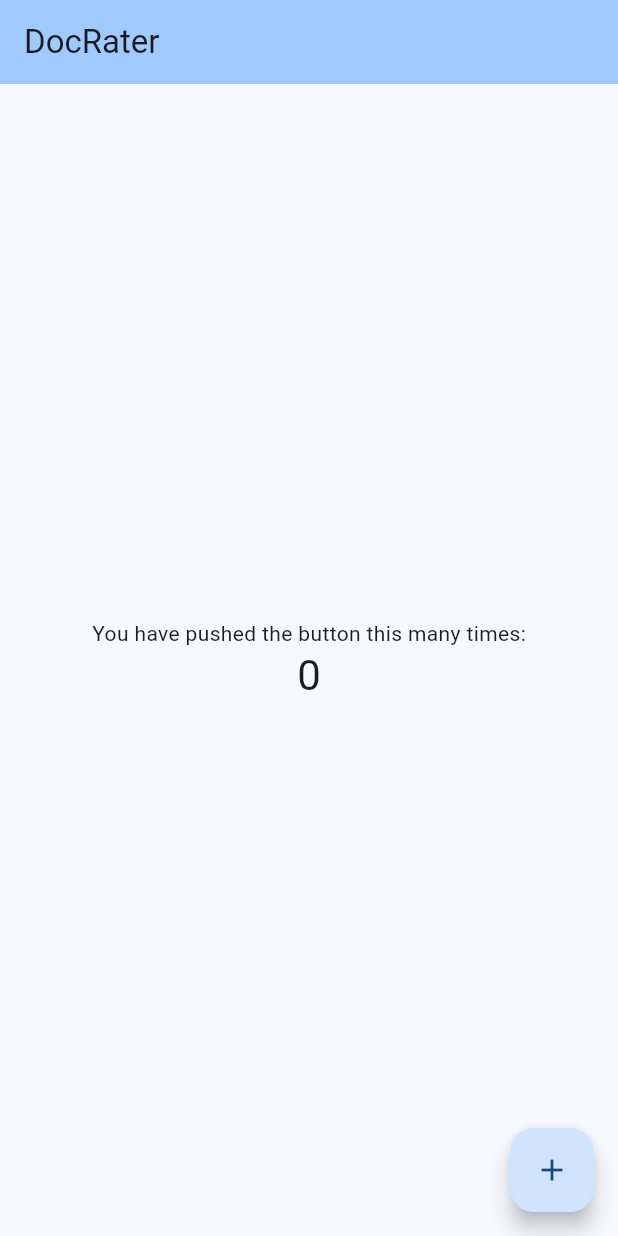
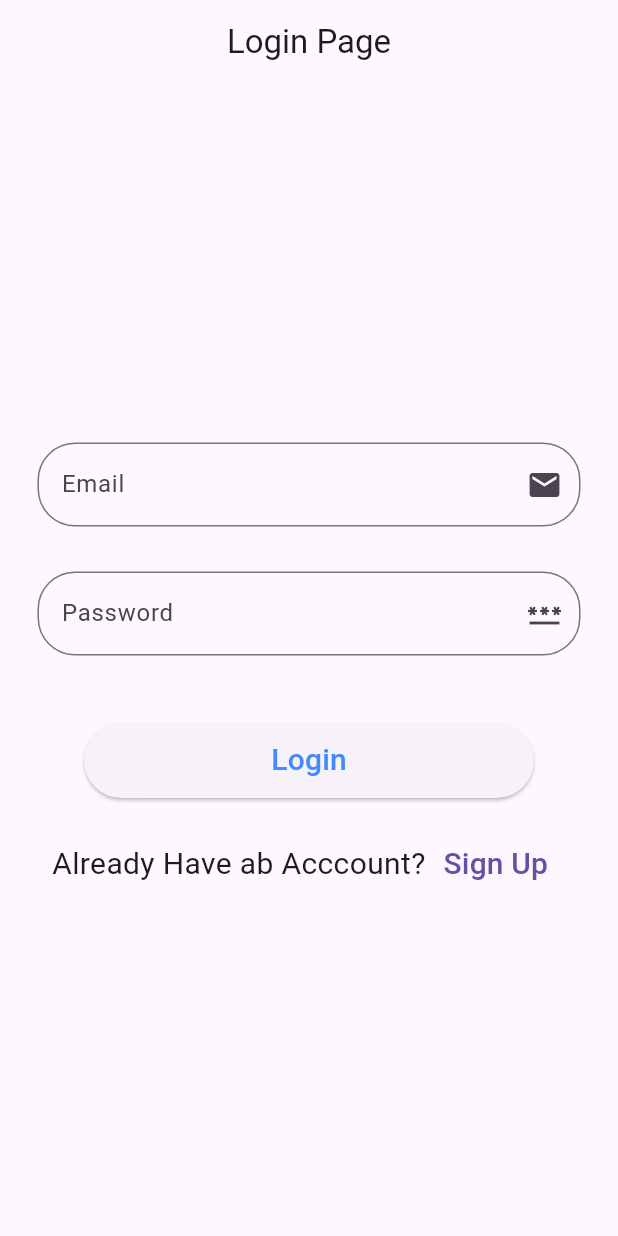
Before and after one commit to asifahamed112/DocRater, a Flutter app: the screen it shows after launch, on a phone screen of 412 x 824 dp. Run offline on Flutter 3.47's test engine with Material 3 defaults, Android fonts, the phone set to English and light mode, and no system bars; our stand-ins replace firebase_core; accounts and stored records are empty.

Commit message:
Day 3. *(login page added)

```diff
--- /dev/null
+++ b/lib/UIhelper.dart
@@ -0,0 +1,29 @@
+import 'package:flutter/cupertino.dart';
+import 'package:flutter/material.dart';
+
+class UiHelper{
+  static CustomTextfield(TextEditingController controller,String text,IconData iconData,bool tohide)
+  {
+    return Padding(
+      padding: const EdgeInsets.symmetric(horizontal: 25,vertical: 15),
+      child: TextField(
+        controller: controller,
+        obscureText: tohide,
+        decoration: InputDecoration(
+          hintText: text,
+          suffixIcon: Icon(iconData),
+          border: OutlineInputBorder(
+            borderRadius: BorderRadius.circular(25)
+          )
+        ),
+      ),
+    );
+  }
+  static CustomButton(VoidCallback voidCallback,String text){
+    return SizedBox(height: 50,width: 300, child: ElevatedButton(onPressed:(){
+      voidCallback();
+    },style: ElevatedButton.styleFrom(shape: RoundedRectangleBorder(
+      borderRadius: BorderRadius.circular(25)
+    )), child: Text(text,style: TextStyle(color: Colors.blueAccent,fontSize: 20),)),);
+  }
+}
--- /dev/null
+++ b/lib/login_page.dart
@@ -0,0 +1,39 @@
+import 'package:app/UIhelper.dart';
+import 'package:flutter/material.dart';
+
+class LoginPage extends StatefulWidget {
+  const LoginPage({super.key});
+
+  @override
+  State<LoginPage> createState() => _LoginPageState();
+}
+
+class _LoginPageState extends State<LoginPage> {
+  TextEditingController emailController = TextEditingController();
+  TextEditingController passwordController = TextEditingController();
+  @override
+  Widget build(BuildContext context) {
+    return Scaffold(
+      appBar: AppBar(
+        title: Text("Login Page"),
+        centerTitle: true,
+      ),
+      body: Column(
+        mainAxisAlignment: MainAxisAlignment.center,
+        children: [
+        UiHelper.CustomTextfield(emailController, "Email", Icons.mail, false),
+        UiHelper.CustomTextfield(passwordController, "Password", Icons.password, true),
+        SizedBox(height: 30,),
+        UiHelper.CustomButton(() { }, "Login"),
+          SizedBox(height: 20,),
+          Row(
+            mainAxisAlignment: MainAxisAlignment.center,
+            children: [
+              Text("Already Have ab Acccount?",style: TextStyle(fontSize: 20),),
+              TextButton(onPressed: (){}, child: Text("Sign Up",style: TextStyle(fontSize: 20,fontWeight: FontWeight.w500),))
+            ],
+          )
+      ],),
+    );
+  }
+}
--- a/lib/main.dart
+++ b/lib/main.dart
@@ -1,125 +1,21 @@
+import 'package:app/login_page.dart';
+import 'package:firebase_core/firebase_core.dart';
 import 'package:flutter/material.dart';
-
-void main() {
+import 'login_page.dart';
+void main() async{
+  WidgetsFlutterBinding.ensureInitialized();
+  await Firebase.initializeApp();
   runApp(const MyApp());
 }
-
 class MyApp extends StatelessWidget {
   const MyApp({super.key});
 
-  // This widget is the root of your application.
   @override
   Widget build(BuildContext context) {
     return MaterialApp(
-      title: 'Flutter Demo',
-      theme: ThemeData(
-        // This is the theme of your application.
-        //
-        // TRY THIS: Try running your application with "flutter run". You'll see
-        // the application has a purple toolbar. Then, without quitting the app,
-        // try changing the seedColor in the colorScheme below to Colors.green
-        // and then invoke "hot reload" (save your changes or press the "hot
-        // reload" button in a Flutter-supported IDE, or press "r" if you used
-        // the command line to start the app).
-        //
-        // Notice that the counter didn't reset back to zero; the application
-        // state is not lost during the reload. To reset the state, use hot
-        // restart instead.
-        //
-        // This works for code too, not just values: Most code changes can be
-        // tested with just a hot reload.
-        colorScheme: ColorScheme.fromSeed(seedColor: Colors.blue),
+      debugShowCheckedModeBanner: false,
+      home:LoginPage()
 
-        useMaterial3: true,
-      ),
-      home: const MyHomePage(title: 'DocRater'),
     );
-  }
 }
-
-class MyHomePage extends StatefulWidget {
-  const MyHomePage({super.key, required this.title});
-
-  // This widget is the home page of your application. It is stateful, meaning
-  // that it has a State object (defined below) that contains fields that affect
-  // how it looks.
-
-  // This class is the configuration for the state. It holds the values (in this
-  // case the title) provided by the parent (in this case the App widget) and
-  // used by the build method of the State. Fields in a Widget subclass are
-  // always marked "final".
-
-  final String title;
-  @override
-  State<MyHomePage> createState() => _MyHomePageState();
 }
-
-class _MyHomePageState extends State<MyHomePage> {
-  int _counter = 0;
-
-  void _incrementCounter() {
-    setState(() {
-      // This call to setState tells the Flutter framework that something has
-      // changed in this State, which causes it to rerun the build method below
-      // so that the display can reflect the updated values. If we changed
-      // _counter without calling setState(), then the build method would not be
-      // called again, and so nothing would appear to happen.
-      _counter++;
-    });
-  }
-
-  @override
-  Widget build(BuildContext context) {
-    // This method is rerun every time setState is called, for instance as done
-    // by the _incrementCounter method above.
-    //
-    // The Flutter framework has been optimized to make rerunning build methods
-    // fast, so that you can just rebuild anything that needs updating rather
-    // than having to individually change instances of widgets.
-    return Scaffold(
-      appBar: AppBar(
-        // TRY THIS: Try changing the color here to a specific color (to
-        // Colors.amber, perhaps?) and trigger a hot reload to see the AppBar
-        // change color while the other colors stay the same.
-        backgroundColor: Theme.of(context).colorScheme.inversePrimary,
-        // Here we take the value from the MyHomePage object that was created by
-        // the App.build method, and use it to set our appbar title.
-        title: Text(widget.title),
-      ),
-      body: Center(
-        // Center is a layout widget. It takes a single child and positions it
-        // in the middle of the parent.
-        child: Column(
-          // Column is also a layout widget. It takes a list of children and
-          // arranges them vertically. By default, it sizes itself to fit its
-          // children horizontally, and tries to be as tall as its parent.
-          //
-          // Column has various properties to control how it sizes itself and
-          // how it positions its children. Here we use mainAxisAlignment to
-          // center the children vertically; the main axis here is the vertical
-          // axis because Columns are vertical (the cross axis would be
-          // horizontal).
-          //
-          // TRY THIS: Invoke "debug painting" (choose the "Toggle Debug Paint"
-          // action in the IDE, or press "p" in the console), to see the
-          // wireframe for each widget.
-          mainAxisAlignment: MainAxisAlignment.center,
-          children: <Widget>[
-            const Text(
-              'You have pushed the button this many times:',
-            ),
-            Text(
-              '$_counter',
-              style: Theme.of(context).textTheme.headlineMedium,
-            ),
-          ],
-        ),
-      ),
-      floatingActionButton: FloatingActionButton(
-        onPressed: _incrementCounter,
-        tooltip: 'Increment',
-        child: const Icon(Icons.add),
-      ), // This trailing comma makes auto-formatting nicer for build methods.
-    );
-  }
-}
--- a/pubspec.yaml
+++ b/pubspec.yaml
@@ -35,7 +35,7 @@ dependencies:
   # The following adds the Cupertino Icons font to your application.
   # Use with the CupertinoIcons class for iOS style icons.
   cupertino_icons: ^1.0.2
-
+  firebase_core: ^2.25.0
 dev_dependencies:
   flutter_test:
     sdk: flutter
```
Also changed, not shown: pubspec.lock, 3 other files.
